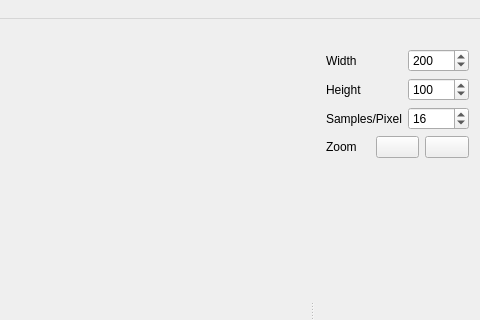
This is src/gui/mainwindow.ui in Yt-trium/Couscous-raytracer as Qt 5 draws it before an edit; both pictures show x 320 to 800 and y 0 to 320 of the 800 by 600 pixel window. The edited form follows.
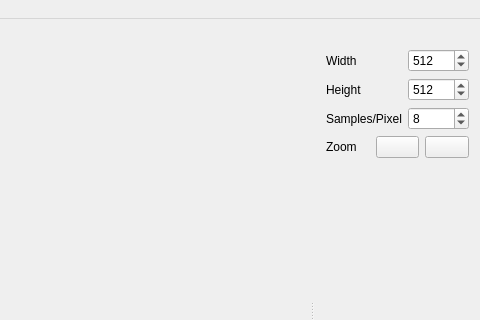
This is the edited form. Icons and pictures are not drawn.

Commit message: change default gui value

Diff of the .ui file:
```diff
--- a/src/gui/mainwindow.ui
+++ b/src/gui/mainwindow.ui
@@ -130,7 +130,7 @@
         <number>10000</number>
        </property>
        <property name="value">
-        <number>100</number>
+        <number>512</number>
        </property>
       </widget>
      </item>
@@ -157,7 +157,7 @@
         <number>10000</number>
        </property>
        <property name="value">
-        <number>200</number>
+        <number>512</number>
        </property>
       </widget>
      </item>
@@ -177,7 +177,7 @@
         <number>1024</number>
        </property>
        <property name="value">
-        <number>16</number>
+        <number>8</number>
        </property>
       </widget>
      </item>
```
